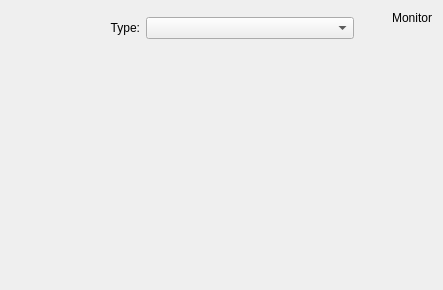
Qt form plasma/shells/desktop/BackgroundDialog.ui (mgottschlag/kwin-tiling) before a commit.
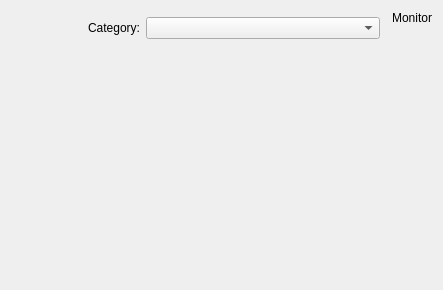
The same form after that commit.

Commit message: Type -> Category

The edit to the form file:
```diff
--- a/plasma/shells/desktop/BackgroundDialog.ui
+++ b/plasma/shells/desktop/BackgroundDialog.ui
@@ -56,20 +56,7 @@
      </item>
     </layout>
    </item>
-   <item row="3" column="2">
-    <spacer name="verticalSpacer">
-     <property name="orientation">
-      <enum>Qt::Vertical</enum>
-     </property>
-     <property name="sizeHint" stdset="0">
-      <size>
-       <width>20</width>
-       <height>64</height>
-      </size>
-     </property>
-    </spacer>
-   </item>
-   <item row="2" column="0" colspan="4">
+   <item row="2" column="0" colspan="3">
     <widget class="QWidget" name="m_wallpaperGroup" native="true">
      <layout class="QVBoxLayout" name="verticalLayout">
       <property name="margin">
@@ -90,6 +77,12 @@
    </item>
    <item row="1" column="0">
     <widget class="QLabel" name="m_wallpaperTypeLabel">
+     <property name="sizePolicy">
+      <sizepolicy hsizetype="Preferred" vsizetype="Fixed">
+       <horstretch>0</horstretch>
+       <verstretch>0</verstretch>
+      </sizepolicy>
+     </property>
      <property name="minimumSize">
       <size>
        <width>129</width>
@@ -97,7 +90,7 @@
       </size>
      </property>
      <property name="text">
-      <string>Type:</string>
+      <string>Category:</string>
      </property>
      <property name="alignment">
       <set>Qt::AlignRight|Qt::AlignTrailing|Qt::AlignVCenter</set>
```
Left out of the diff: 2 changed lines with no effect on the pictures.
